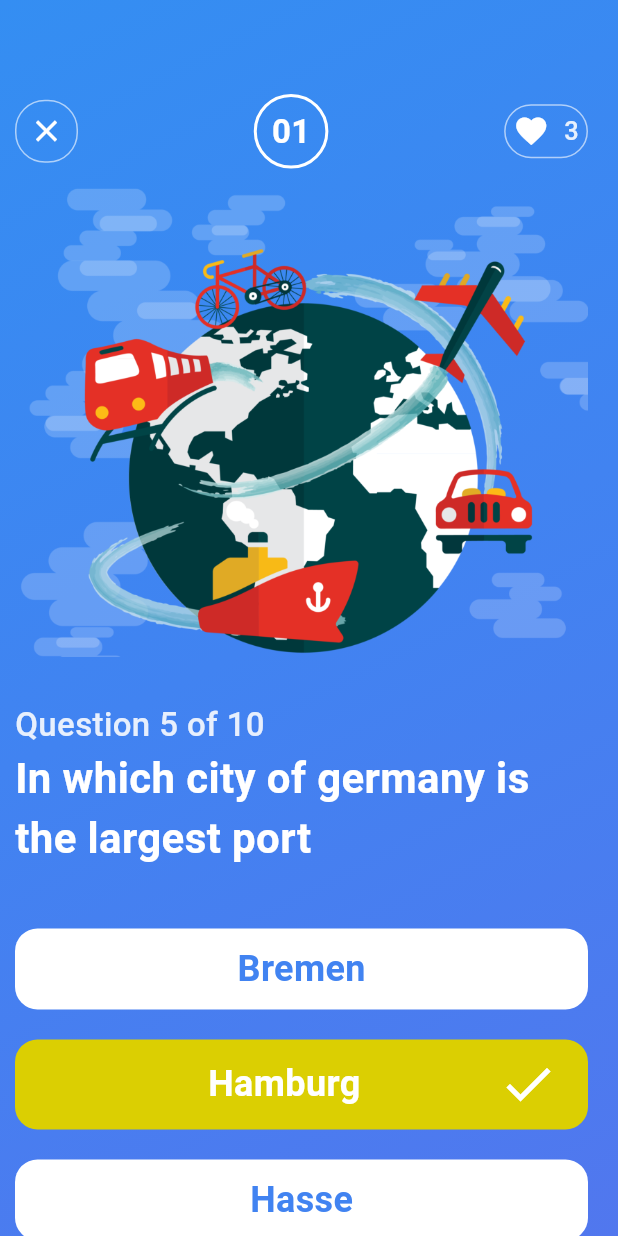
After one commit to KajiSuresh/quiz_app, a Flutter app: the Question screen opened directly, on a phone screen of 412 x 824 dp. The commit adds this screen. Run offline on Flutter 3.47's test engine with Material 3 defaults, Android fonts, the phone set to English and light mode, and no system bars.

Commit message:
fead:Create question page and continue page

```diff
--- a/lib/main.dart
+++ b/lib/main.dart
@@ -1,5 +1,7 @@
 import 'package:flutter/material.dart';
+import 'package:quiz_app/pages/continuing.dart';
 import 'package:quiz_app/pages/home.dart';
+import 'package:quiz_app/pages/questions.dart';
 
 void main() {
   runApp(const MyApp());
@@ -33,6 +35,8 @@ class MyApp extends StatelessWidget {
         useMaterial3: true,
       ),
       home: Login());
+      // home: Continue() );
+      // home: Question() );
   }
 }
 
--- /dev/null
+++ b/lib/pages/questions.dart
@@ -0,0 +1,147 @@
+import 'package:flutter/material.dart';
+
+class Question extends StatefulWidget {
+  const Question({super.key});
+
+  @override
+  State<Question> createState() => _QuestionState();
+}
+
+class _QuestionState extends State<Question> {
+  @override
+  Widget build(BuildContext context) {
+    return Scaffold(
+      body: Container(
+        padding: EdgeInsets.only(top: 60.0, left: 10.0, right: 20.0),
+        width: MediaQuery.of(context).size.width,
+        decoration: BoxDecoration(
+            gradient: LinearGradient(colors: [
+          Color(0xff348ef2),
+          Color(0xff4183f1),
+          Color(0xff5177ee)
+        ], begin: Alignment.topLeft, end: Alignment.bottomRight)),
+        child: Column(
+          crossAxisAlignment: CrossAxisAlignment.start,
+          children: [
+            Row(
+              mainAxisAlignment: MainAxisAlignment.spaceBetween,
+              children: [
+                GestureDetector(
+                  onTap: () {
+                    Navigator.pop(context);
+                  },
+                  child: Container(
+                    padding: EdgeInsets.all(8.0),
+                    decoration: BoxDecoration(
+                        border: Border.all(color: Colors.white60),
+                        borderRadius: BorderRadius.circular(20)),
+                    child: Icon(Icons.close, color: Colors.white),
+                  ),
+                ),
+                Container(
+                  padding: EdgeInsets.all(10.0),
+                  decoration: BoxDecoration(
+                      border: Border.all(color: Colors.white, width: 2.0),
+                      shape: BoxShape.circle),
+                  child: Text(
+                    "01",
+                    style: TextStyle(
+                        color: Colors.white,
+                        fontSize: 22.0,
+                        fontWeight: FontWeight.bold),
+                  ),
+                ),
+                Container(
+                  padding: EdgeInsets.all(5),
+                  decoration: BoxDecoration(
+                      border: Border.all(color: Colors.white60),
+                      borderRadius: BorderRadius.circular(20)),
+                  child: Row(
+                    children: [
+                      Icon(
+                        Icons.favorite,
+                        color: Colors.white,
+                      ),
+                      SizedBox(width: 10.0),
+                      Text(
+                        "3",
+                        style: TextStyle(
+                            color: const Color.fromARGB(223, 255, 255, 255),
+                            fontSize: 17.0,
+                            fontWeight: FontWeight.w500),
+                      ),
+                    ],
+                  ),
+                )
+              ],
+            ),
+            Image.asset("images/ships.png"),
+            SizedBox(height: 30.0,),
+            Text(
+              "Question 5 of 10",
+              style: TextStyle(
+                  color: const Color.fromARGB(223, 255, 255, 255),
+                  fontSize: 22.0,
+                  fontWeight: FontWeight.w500),
+            ),
+            Text(
+              "In which city of germany is the largest port ",
+              style: TextStyle(
+                  color: Colors.white,
+                  fontSize: 28.0,
+                  fontWeight: FontWeight.bold),
+            ),
+            SizedBox(height: 40.0,),
+            Container(
+              padding: EdgeInsetsDirectional.symmetric(vertical: 10.0),
+              width: MediaQuery.of(context).size.width,
+              decoration: BoxDecoration(color: Colors.white , borderRadius: BorderRadius.circular(15.0)),
+              child:  Center(
+                child: Text(
+                "Bremen",
+                style: TextStyle(
+                    color:  Color(0xff4183f1),
+                    fontSize: 24.0,
+                    fontWeight: FontWeight.bold),
+                            ),
+              ),
+              ),
+               SizedBox(height: 20.0,),
+            Container(
+              padding: EdgeInsetsDirectional.symmetric(vertical: 10.0),
+              width: MediaQuery.of(context).size.width,
+              decoration: BoxDecoration(color: Color(0xffdbcf02) , borderRadius: BorderRadius.circular(15.0)),
+              child:  Row(
+
+                children: [
+                  SizedBox(width: MediaQuery.of(context).size.width/3.2),
+                  Text("Hamburg", style: TextStyle(color: Colors.white, fontSize: 24.0, fontWeight: FontWeight.bold),),
+               Spacer(),
+                Padding(
+                  padding: const EdgeInsets.only(right: 20.0),
+                  child: Icon(Icons.done, color: Colors.white, size: 40.0,),
+                )
+                 ],
+              )
+            ),
+             SizedBox(height: 20.0,),
+            Container(
+              padding: EdgeInsetsDirectional.symmetric(vertical: 10.0),
+              width: MediaQuery.of(context).size.width,
+              decoration: BoxDecoration(color: Colors.white , borderRadius: BorderRadius.circular(15.0)),
+              child:  Center(
+                child: Text(
+                "Hasse",
+                style: TextStyle(
+                    color:  Color(0xff4183f1),
+                    fontSize: 24.0,
+                    fontWeight: FontWeight.bold),
+                            ),
+              ),
+            )
+          ],
+        ),
+      ),
+    );
+  }
+}
```
Also changed, not shown: lib/pages/continuing.dart (added, +103 -0 lines), lib/pages/home.dart (+7 -1 lines), images/ships.png (added), images/travels.png (added), pubspec.lock, 1 other file.
